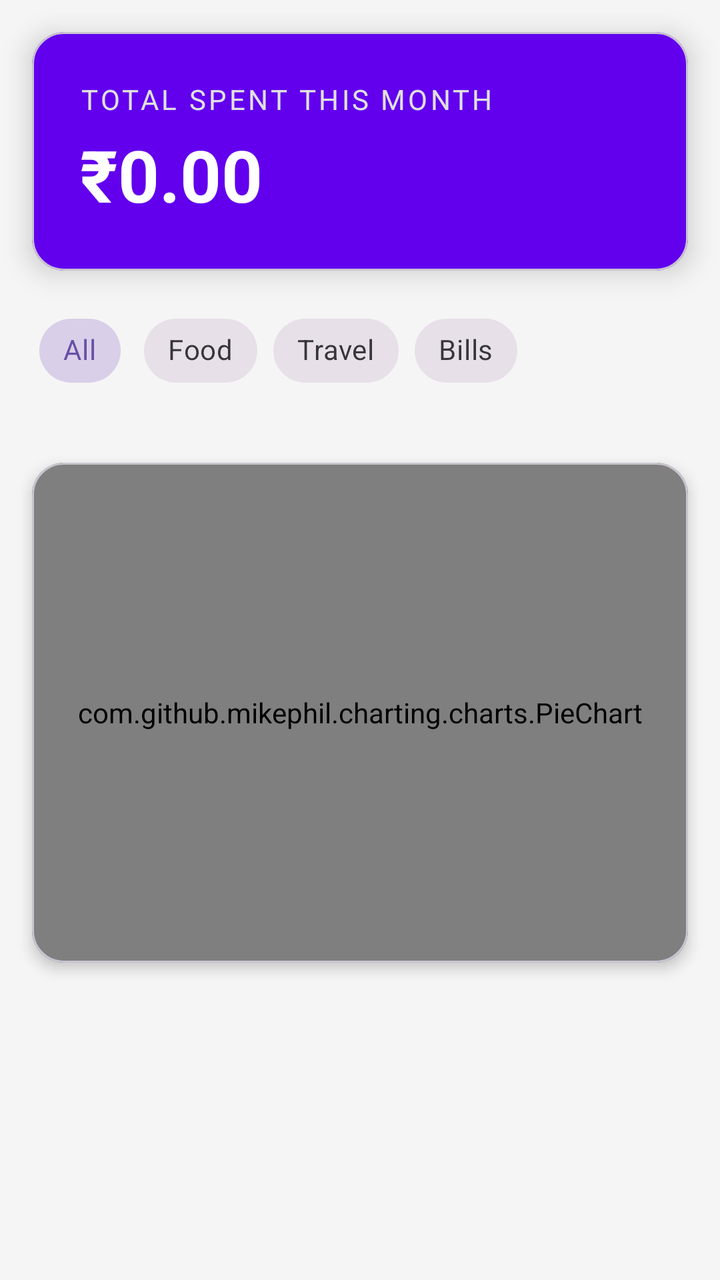
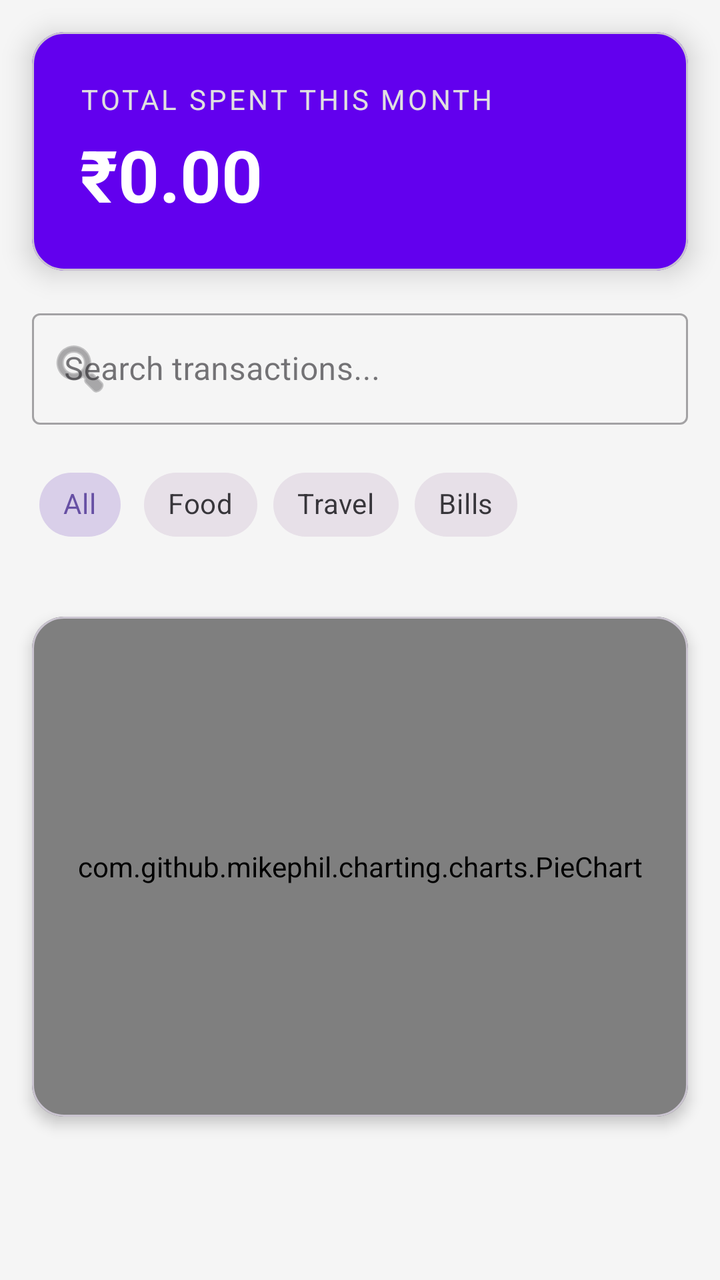

Screens rendered from an Android XML layout before and after an edit, with the pre-edit source and the edit as a unified diff.
<!-- AndroidManifest.xml: application theme Theme.PaisaPulse -->
<!-- res/layout/activity_main.xml -->
<androidx.constraintlayout.widget.ConstraintLayout
    xmlns:android="http://schemas.android.com/apk/res/android"
    xmlns:app="http://schemas.android.com/apk/res-auto"
    xmlns:tools="http://schemas.android.com/tools"
    android:layout_width="match_parent"
    android:layout_height="match_parent"
    android:background="#F5F5F5">

    <com.google.android.material.card.MaterialCardView
        android:id="@+id/cardSummary"
        android:layout_width="0dp"
        android:layout_height="wrap_content"
        android:layout_margin="16dp"
        app:cardCornerRadius="16dp"
        app:cardElevation="8dp"
        app:cardBackgroundColor="@color/purple_500"
        app:layout_constraintEnd_toEndOf="parent"
        app:layout_constraintStart_toStartOf="parent"
        app:layout_constraintTop_toTopOf="parent">

        <LinearLayout
            android:layout_width="match_parent"
            android:layout_height="wrap_content"
            android:orientation="vertical"
            android:padding="24dp">

            <TextView
                android:layout_width="wrap_content"
                android:layout_height="wrap_content"
                android:text="Total Spent This Month"
                android:textColor="#E0E0E0"
                android:textSize="14sp"
                android:textAllCaps="true"
                android:letterSpacing="0.1" />

            <TextView
                android:id="@+id/tvTotalAmount"
                android:layout_width="wrap_content"
                android:layout_height="wrap_content"
                android:text="₹0.00"
                android:textColor="@color/white"
                android:textSize="36sp"
                android:textStyle="bold"
                android:layout_marginTop="4dp" />
        </LinearLayout>
    </com.google.android.material.card.MaterialCardView>

    <HorizontalScrollView
        android:id="@+id/filterScroll"
        android:layout_width="match_parent"
        android:layout_height="wrap_content"
        android:scrollbars="none"
        app:layout_constraintTop_toBottomOf="@id/cardSummary">


        <com.google.android.material.chip.ChipGroup
            android:id="@+id/chipGroupFilters"
            android:layout_width="wrap_content"
            android:layout_height="wrap_content"
            android:padding="16dp"
            app:singleSelection="true"
            app:selectionRequired="true">

            <com.google.android.material.chip.Chip
                android:id="@+id/chipAll"
                style="@style/Widget.MaterialComponents.Chip.Choice"
                android:layout_width="wrap_content"
                android:layout_height="wrap_content"
                android:text="All"
                android:checked="true" />

            <com.google.android.material.chip.Chip
                android:id="@+id/chipFood"
                style="@style/Widget.MaterialComponents.Chip.Choice"
                android:layout_width="wrap_content"
                android:layout_height="wrap_content"
                android:text="Food" />

            <com.google.android.material.chip.Chip
                android:id="@+id/chipTravel"
                style="@style/Widget.MaterialComponents.Chip.Choice"
                android:layout_width="wrap_content"
                android:layout_height="wrap_content"
                android:text="Travel" />
            <com.google.android.material.chip.Chip
                android:id="@+id/chipBills"
                style="@style/Widget.MaterialComponents.Chip.Choice"
                android:layout_width="wrap_content"
                android:layout_height="wrap_content"
                android:text="Bills" />

        </com.google.android.material.chip.ChipGroup>
    </HorizontalScrollView>
    <com.google.android.material.card.MaterialCardView
        android:id="@+id/cardChart"
        android:layout_width="match_parent"
        android:layout_height="250dp"
        android:layout_margin="16dp"
        app:cardCornerRadius="16dp"
        app:cardElevation="4dp"
        app:layout_constraintTop_toBottomOf="@id/filterScroll">

        <com.github.mikephil.charting.charts.PieChart
            android:id="@+id/pieChart"
            android:layout_width="match_parent"
            android:layout_height="match_parent"
            android:padding="16dp" />
    </com.google.android.material.card.MaterialCardView>

    <androidx.recyclerview.widget.RecyclerView
        android:id="@+id/rvTransactions"
        android:layout_width="0dp"
        android:layout_height="0dp"
        android:layout_marginTop="8dp"
        android:clipToPadding="false"
        android:paddingBottom="16dp"
        app:layoutManager="androidx.recyclerview.widget.LinearLayoutManager"
        app:layout_constraintBottom_toBottomOf="parent"
        app:layout_constraintEnd_toEndOf="parent"
        app:layout_constraintStart_toStartOf="parent"
        app:layout_constraintTop_toBottomOf="@id/cardChart"
        tools:listitem="@layout/item_transaction" />

</androidx.constraintlayout.widget.ConstraintLayout>
<!-- res/layout/item_transaction.xml (included above) -->
<?xml version="1.0" encoding="utf-8"?>
<androidx.cardview.widget.CardView
    xmlns:android="http://schemas.android.com/apk/res/android"
    xmlns:app="http://schemas.android.com/apk/res-auto"
    android:layout_width="match_parent"
    android:layout_height="wrap_content"
    android:layout_margin="8dp"
    app:cardCornerRadius="12dp"
    app:cardElevation="4dp">

    <LinearLayout
        android:layout_width="match_parent"
        android:layout_height="wrap_content"
        android:orientation="horizontal"
        android:padding="16dp">

        <LinearLayout
            android:layout_width="0dp"
            android:layout_height="wrap_content"
            android:layout_weight="1"
            android:orientation="vertical">

            <TextView
                android:id="@+id/tvMerchant"
                android:layout_width="wrap_content"
                android:layout_height="wrap_content"
                android:text="Starbucks"
                android:textSize="18sp"
                android:textStyle="bold" />

            <TextView
                android:id="@+id/tvDate"
                android:layout_width="wrap_content"
                android:layout_height="wrap_content"
                android:text="Today, 10:30 AM"
                android:textColor="#757575" />
        </LinearLayout>

        <TextView
            android:id="@+id/tvAmount"
            android:layout_width="wrap_content"
            android:layout_height="wrap_content"
            android:text="₹180.00"
            android:textColor="@color/purple_500"
            android:textSize="20sp"
            android:textStyle="bold" />
    </LinearLayout>

</androidx.cardview.widget.CardView>
<!-- resources referenced by this layout -->
<resources>
  <color name="purple_500">#FF6200EE</color>
  <color name="white">#FFFFFFFF</color>
  <style name="Theme.PaisaPulse" parent="Base.Theme.PaisaPulse" />
  <style name="Base.Theme.PaisaPulse" parent="Theme.Material3.DayNight.NoActionBar">
          
          
      </style>
</resources>

<!-- the commit's change to res/layout/activity_main.xml (unified diff, before → after) -->
@@ -44,14 +44,29 @@
                 android:layout_marginTop="4dp" />
         </LinearLayout>
     </com.google.android.material.card.MaterialCardView>
+    <com.google.android.material.textfield.TextInputLayout
+        android:id="@+id/searchLayout"
+        style="@style/Widget.MaterialComponents.TextInputLayout.OutlinedBox"
+        android:layout_width="match_parent"
+        android:layout_height="wrap_content"
+        android:layout_margin="16dp"
+        android:hint="Search transactions..."
+        app:startIconDrawable="@android:drawable/ic_menu_search"
+        app:layout_constraintTop_toBottomOf="@id/cardSummary">
+
+        <com.google.android.material.textfield.TextInputEditText
+            android:id="@+id/etSearch"
+            android:layout_width="match_parent"
+            android:layout_height="wrap_content"
+            android:inputType="text" />
+    </com.google.android.material.textfield.TextInputLayout>
 
     <HorizontalScrollView
         android:id="@+id/filterScroll"
         android:layout_width="match_parent"
         android:layout_height="wrap_content"
         android:scrollbars="none"
-        app:layout_constraintTop_toBottomOf="@id/cardSummary">
-
+        app:layout_constraintTop_toBottomOf="@id/searchLayout">
 
         <com.google.android.material.chip.ChipGroup
             android:id="@+id/chipGroupFilters"
